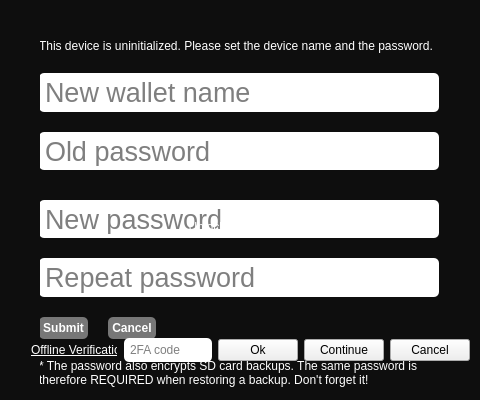
This is src/qt/ui/modalview.ui in jonasschnelli/dbb-app as Qt 5 draws it before an edit. The edited form follows.
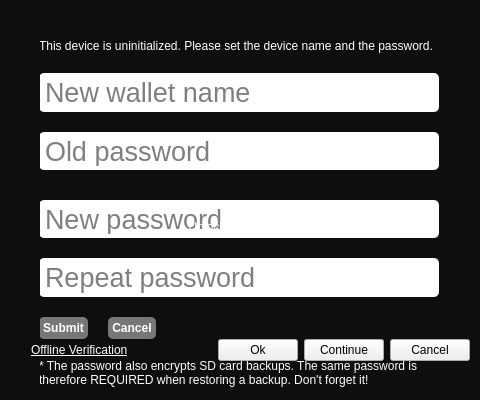
This is the edited form. Custom widgets are drawn as their Qt base class.

Diff of the .ui file:
```diff
--- a/src/qt/ui/modalview.ui
+++ b/src/qt/ui/modalview.ui
@@ -416,31 +416,6 @@
        </property>
       </widget>
      </item>
-     <item>
-      <widget class="QLineEdit" name="twoFACode">
-       <property name="sizePolicy">
-        <sizepolicy hsizetype="Fixed" vsizetype="Fixed">
-         <horstretch>0</horstretch>
-         <verstretch>0</verstretch>
-        </sizepolicy>
-       </property>
-       <property name="maximumSize">
-        <size>
-         <width>135</width>
-         <height>16777215</height>
-        </size>
-       </property>
-       <property name="styleSheet">
-        <string notr="true">background:white;
-                              border:0px;
-                              border-radius: 5px;
-                              padding:4px;</string>
-       </property>
-       <property name="placeholderText">
-        <string>2FA code</string>
-       </property>
-      </widget>
-     </item>
      <item>
       <spacer name="horizontalSpacer">
        <property name="orientation">
```
